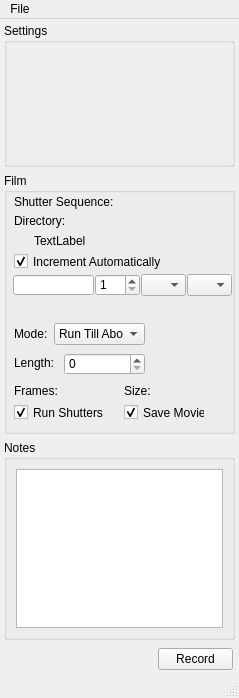
Old version of the form hal4000/qtdesigner/hal4000-detached.ui in the repository ZhuangLab/storm-control.
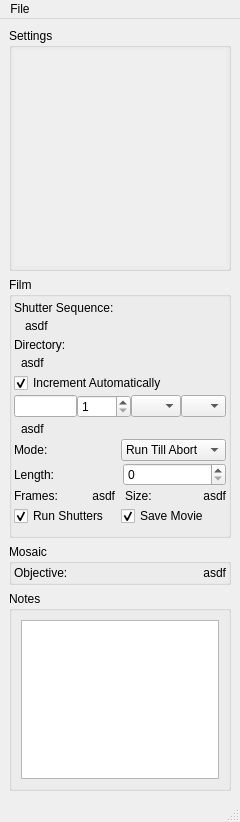
New version of the form. Icons and pictures are not drawn.

What changed in the file:
```diff
--- a/hal4000/qtdesigner/hal4000-detached.ui
+++ b/hal4000/qtdesigner/hal4000-detached.ui
@@ -6,8 +6,8 @@
    <rect>
     <x>0</x>
     <y>0</y>
-    <width>239</width>
-    <height>698</height>
+    <width>240</width>
+    <height>822</height>
    </rect>
   </property>
   <property name="sizePolicy">
@@ -18,13 +18,13 @@
   </property>
   <property name="minimumSize">
    <size>
-    <width>239</width>
+    <width>240</width>
     <height>0</height>
    </size>
   </property>
   <property name="maximumSize">
    <size>
-    <width>239</width>
+    <width>240</width>
     <height>10000</height>
    </size>
   </property>
@@ -60,37 +60,7 @@
    <property name="acceptDrops">
     <bool>true</bool>
    </property>
-   <layout class="QGridLayout" name="gridLayout_2">
-    <property name="margin">
-     <number>2</number>
-    </property>
-    <item row="0" column="0">
-     <widget class="QWidget" name="mainWidget" native="true">
-      <property name="sizePolicy">
-       <sizepolicy hsizetype="Preferred" vsizetype="Preferred">
-        <horstretch>0</horstretch>
-        <verstretch>0</verstretch>
-       </sizepolicy>
-      </property>
-      <property name="minimumSize">
-       <size>
-        <width>0</width>
-        <height>0</height>
-       </size>
-      </property>
-      <property name="maximumSize">
-       <size>
-        <width>1000</width>
-        <height>10000</height>
-       </size>
-      </property>
-      <layout class="QVBoxLayout" name="verticalLayout">
-       <property name="spacing">
-        <number>6</number>
-       </property>
-       <property name="margin">
-        <number>2</number>
-       </property>
+   <layout class="QVBoxLayout" name="verticalLayout_3">
        <item>
         <widget class="QGroupBox" name="settingsGroupBox">
          <property name="minimumSize">
@@ -128,8 +98,8 @@
               <rect>
                <x>0</x>
                <y>0</y>
-               <width>225</width>
-               <height>124</height>
+            <width>210</width>
+            <height>170</height>
               </rect>
              </property>
             </widget>
@@ -141,103 +111,208 @@
        <item>
         <widget class="QGroupBox" name="filmGroupBox">
          <property name="sizePolicy">
-          <sizepolicy hsizetype="Fixed" vsizetype="Fixed">
+       <sizepolicy hsizetype="Preferred" vsizetype="Preferred">
            <horstretch>0</horstretch>
            <verstretch>0</verstretch>
           </sizepolicy>
          </property>
          <property name="minimumSize">
           <size>
-           <width>231</width>
+        <width>150</width>
            <height>261</height>
           </size>
          </property>
          <property name="title">
           <string>Film</string>
          </property>
+      <layout class="QVBoxLayout" name="verticalLayout_2">
+       <property name="spacing">
+        <number>2</number>
+       </property>
+       <property name="leftMargin">
+        <number>2</number>
+       </property>
+       <property name="topMargin">
+        <number>2</number>
+       </property>
+       <property name="rightMargin">
+        <number>2</number>
+       </property>
+       <item>
+        <widget class="QLabel" name="shuttersLabels">
+         <property name="text">
+          <string>Shutter Sequence:</string>
+         </property>
+        </widget>
+       </item>
+       <item>
+        <layout class="QHBoxLayout" name="horizontalLayout_9">
+         <property name="spacing">
+          <number>6</number>
+         </property>
+         <item>
+          <widget class="QWidget" name="widget" native="true">
+           <property name="maximumSize">
+            <size>
+             <width>5</width>
+             <height>16777215</height>
+            </size>
+           </property>
+          </widget>
+         </item>
+         <item>
+          <widget class="QLabel" name="shuttersText">
+           <property name="layoutDirection">
+            <enum>Qt::LeftToRight</enum>
+           </property>
+           <property name="text">
+            <string>asdf</string>
+           </property>
+          </widget>
+         </item>
+        </layout>
+       </item>
+       <item>
+        <widget class="QLabel" name="directoryLabel">
+         <property name="text">
+          <string>Directory:</string>
+         </property>
+        </widget>
+       </item>
+       <item>
+        <layout class="QHBoxLayout" name="horizontalLayout_10">
+         <item>
+          <widget class="QWidget" name="widget_2" native="true">
+           <property name="maximumSize">
+            <size>
+             <width>5</width>
+             <height>16777215</height>
+            </size>
+           </property>
+          </widget>
+         </item>
+         <item>
          <widget class="QLabel" name="directoryText">
-          <property name="geometry">
-           <rect>
-            <x>30</x>
-            <y>60</y>
-            <width>191</width>
-            <height>16</height>
-           </rect>
-          </property>
           <property name="layoutDirection">
            <enum>Qt::LeftToRight</enum>
           </property>
           <property name="text">
-           <string>TextLabel</string>
+            <string>asdf</string>
           </property>
           <property name="alignment">
            <set>Qt::AlignLeading|Qt::AlignLeft|Qt::AlignVCenter</set>
           </property>
          </widget>
+         </item>
+        </layout>
+       </item>
+       <item>
+        <widget class="QCheckBox" name="autoIncCheckBox">
+         <property name="sizePolicy">
+          <sizepolicy hsizetype="Preferred" vsizetype="Preferred">
+           <horstretch>0</horstretch>
+           <verstretch>0</verstretch>
+          </sizepolicy>
+         </property>
+         <property name="text">
+          <string>Increment Automatically</string>
+         </property>
+         <property name="checked">
+          <bool>true</bool>
+         </property>
+        </widget>
+       </item>
+       <item>
+        <layout class="QHBoxLayout" name="horizontalLayout">
+         <property name="spacing">
+          <number>0</number>
+         </property>
+         <item>
          <widget class="QLineEdit" name="filenameEdit">
-          <property name="geometry">
-           <rect>
-            <x>9</x>
-            <y>102</y>
-            <width>81</width>
-            <height>20</height>
-           </rect>
+           <property name="sizePolicy">
+            <sizepolicy hsizetype="MinimumExpanding" vsizetype="Fixed">
+             <horstretch>0</horstretch>
+             <verstretch>0</verstretch>
+            </sizepolicy>
           </property>
           <property name="focusPolicy">
            <enum>Qt::StrongFocus</enum>
           </property>
          </widget>
-         <widget class="QLabel" name="framesLabel">
-          <property name="geometry">
-           <rect>
-            <x>10</x>
-            <y>210</y>
-            <width>51</width>
-            <height>16</height>
-           </rect>
-          </property>
-          <property name="text">
-           <string>Frames:</string>
-          </property>
-         </widget>
-         <widget class="QCheckBox" name="saveMovieCheckBox">
-          <property name="geometry">
-           <rect>
-            <x>120</x>
-            <y>230</y>
-            <width>81</width>
-            <height>19</height>
-           </rect>
-          </property>
-          <property name="text">
-           <string>Save Movie</string>
-          </property>
-          <property name="checked">
-           <bool>true</bool>
-          </property>
-         </widget>
-         <widget class="QLabel" name="sizeLabel">
-          <property name="geometry">
-           <rect>
-            <x>120</x>
-            <y>210</y>
-            <width>31</width>
-            <height>16</height>
-           </rect>
-          </property>
+         </item>
+         <item>
+          <widget class="QSpinBox" name="indexSpinBox">
+           <property name="maximumSize">
+            <size>
+             <width>55</width>
+             <height>16777215</height>
+            </size>
+           </property>
+           <property name="minimum">
+            <number>1</number>
+           </property>
+           <property name="maximum">
+            <number>9999</number>
+           </property>
+          </widget>
+         </item>
+         <item>
+          <widget class="QComboBox" name="extensionComboBox">
+           <property name="maximumSize">
+            <size>
+             <width>50</width>
+             <height>16777215</height>
+            </size>
+           </property>
+          </widget>
+         </item>
+         <item>
+          <widget class="QComboBox" name="filetypeComboBox">
+           <property name="maximumSize">
+            <size>
+             <width>45</width>
+             <height>16777215</height>
+            </size>
+           </property>
+          </widget>
+         </item>
+        </layout>
+       </item>
+       <item>
+        <layout class="QHBoxLayout" name="horizontalLayout_11">
+         <item>
+          <widget class="QWidget" name="widget_3" native="true">
+           <property name="maximumSize">
+            <size>
+             <width>5</width>
+             <height>16777215</height>
+            </size>
+           </property>
+          </widget>
+         </item>
+         <item>
+          <widget class="QLabel" name="filenameLabel">
+           <property name="text">
+            <string>asdf</string>
+           </property>
+           <property name="alignment">
+            <set>Qt::AlignLeading|Qt::AlignLeft|Qt::AlignVCenter</set>
+           </property>
+          </widget>
+         </item>
+        </layout>
+       </item>
+       <item>
+        <layout class="QHBoxLayout" name="horizontalLayout_4">
+         <item>
+          <widget class="QLabel" name="modeLabel">
           <property name="text">
-           <string>Size:</string>
-          </property>
-         </widget>
+            <string>Mode:</string>
+           </property>
+          </widget>
+         </item>
+         <item>
          <widget class="QComboBox" name="modeComboBox">
-          <property name="geometry">
-           <rect>
-            <x>50</x>
-            <y>150</y>
-            <width>91</width>
-            <height>22</height>
-           </rect>
-          </property>
           <property name="focusPolicy">
            <enum>Qt::WheelFocus</enum>
           </property>
@@ -252,86 +327,75 @@
            </property>
           </item>
          </widget>
+         </item>
+        </layout>
+       </item>
+       <item>
+        <layout class="QHBoxLayout" name="horizontalLayout_5">
+         <property name="spacing">
+          <number>6</number>
+         </property>
+         <item>
          <widget class="QLabel" name="lengthLabel">
-          <property name="geometry">
-           <rect>
-            <x>10</x>
-            <y>183</y>
-            <width>46</width>
-            <height>14</height>
-           </rect>
-          </property>
           <property name="text">
            <string>Length:</string>
           </property>
          </widget>
-         <widget class="QLabel" name="modeLabel">
-          <property name="geometry">
-           <rect>
-            <x>10</x>
-            <y>154</y>
-            <width>46</width>
-            <height>14</height>
-           </rect>
-          </property>
-          <property name="text">
-           <string>Mode:</string>
-          </property>
-         </widget>
-         <widget class="QLabel" name="directoryLabel">
-          <property name="geometry">
-           <rect>
-            <x>10</x>
-            <y>40</y>
-            <width>211</width>
-            <height>16</height>
-           </rect>
-          </property>
+         </item>
+         <item>
+          <widget class="QSpinBox" name="lengthSpinBox">
+           <property name="maximum">
+            <number>1000000</number>
+           </property>
+          </widget>
+         </item>
+        </layout>
+       </item>
+       <item>
+        <layout class="QHBoxLayout" name="horizontalLayout_6">
+         <property name="spacing">
+          <number>10</number>
+         </property>
+         <item>
+          <widget class="QLabel" name="framesLabel">
           <property name="text">
-           <string>Directory:</string>
-          </property>
-         </widget>
+            <string>Frames:</string>
+           </property>
+          </widget>
+         </item>
+         <item>
          <widget class="QLabel" name="framesText">
-          <property name="geometry">
-           <rect>
-            <x>47</x>
-            <y>210</y>
-            <width>61</width>
-            <height>20</height>
-           </rect>
-          </property>
           <property name="text">
-           <string/>
+            <string>asdf</string>
           </property>
           <property name="alignment">
            <set>Qt::AlignRight|Qt::AlignTrailing|Qt::AlignVCenter</set>
           </property>
          </widget>
+         </item>
+         <item>
+          <widget class="QLabel" name="sizeLabel">
+           <property name="text">
+            <string>Size:</string>
+           </property>
+          </widget>
+         </item>
+         <item>
          <widget class="QLabel" name="sizeText">
-          <property name="geometry">
-           <rect>
-            <x>147</x>
-            <y>210</y>
-            <width>71</width>
-            <height>20</height>
-           </rect>
-          </property>
           <property name="text">
-           <string/>
+            <string>asdf</string>
           </property>
           <property name="alignment">
            <set>Qt::AlignRight|Qt::AlignTrailing|Qt::AlignVCenter</set>
           </property>
          </widget>
+         </item>
+        </layout>
+       </item>
+       <item>
+        <layout class="QHBoxLayout" name="horizontalLayout_7">
+         <item>
          <widget class="QCheckBox" name="autoShuttersCheckBox">
-          <property name="geometry">
-           <rect>
-            <x>10</x>
-            <y>230</y>
-            <width>101</width>
-            <height>19</height>
-           </rect>
-          </property>
           <property name="text">
            <string>Run Shutters</string>
           </property>
@@ -339,116 +403,56 @@
            <bool>true</bool>
           </property>
          </widget>
-         <widget class="QLabel" name="shuttersLabels">
-          <property name="geometry">
-           <rect>
-            <x>10</x>
-            <y>21</y>
-            <width>101</width>
-            <height>16</height>
-           </rect>
-          </property>
+         </item>
+         <item>
+          <widget class="QCheckBox" name="saveMovieCheckBox">
           <property name="text">
-           <string>Shutter Sequence:</string>
-          </property>
-         </widget>
-         <widget class="QLabel" name="shuttersText">
-          <property name="geometry">
-           <rect>
-            <x>110</x>
-            <y>20</y>
-            <width>111</width>
-            <height>20</height>
-           </rect>
-          </property>
-          <property name="layoutDirection">
-           <enum>Qt::LeftToRight</enum>
-          </property>
-          <property name="text">
-           <string/>
-          </property>
-          <property name="alignment">
-           <set>Qt::AlignLeading|Qt::AlignLeft|Qt::AlignVCenter</set>
-          </property>
-         </widget>
-         <widget class="QLabel" name="filenameLabel">
-          <property name="geometry">
-           <rect>
-            <x>20</x>
-            <y>127</y>
-            <width>201</width>
-            <height>20</height>
-           </rect>
-          </property>
-          <property name="text">
-           <string/>
-          </property>
-         </widget>
-         <widget class="QSpinBox" name="indexSpinBox">
-          <property name="geometry">
-           <rect>
-            <x>91</x>
-            <y>101</y>
-            <width>45</width>
-            <height>22</height>
-           </rect>
-          </property>
-          <property name="minimum">
-           <number>1</number>
-          </property>
-          <property name="maximum">
-           <number>9999</number>
-          </property>
-         </widget>
-         <widget class="QComboBox" name="extensionComboBox">
-          <property name="geometry">
-           <rect>
-            <x>137</x>
-            <y>101</y>
-            <width>45</width>
-            <height>22</height>
-           </rect>
-          </property>
-         </widget>
-         <widget class="QCheckBox" name="autoIncCheckBox">
-          <property name="geometry">
-           <rect>
-            <x>10</x>
-            <y>79</y>
-            <width>201</width>
-            <height>19</height>
-           </rect>
-          </property>
-          <property name="text">
-           <string>Increment Automatically</string>
+            <string>Save Movie</string>
           </property>
           <property name="checked">
            <bool>true</bool>
           </property>
          </widget>
-         <widget class="QSpinBox" name="lengthSpinBox">
-          <property name="geometry">
-           <rect>
-            <x>60</x>
-            <y>180</y>
-            <width>81</width>
-            <height>22</height>
-           </rect>
-          </property>
-          <property name="maximum">
-           <number>1000000</number>
-          </property>
-         </widget>
-         <widget class="QComboBox" name="filetypeComboBox">
-          <property name="geometry">
-           <rect>
-            <x>183</x>
-            <y>101</y>
-            <width>45</width>
-            <height>22</height>
-           </rect>
-          </property>
-         </widget>
+         </item>
+        </layout>
+       </item>
+      </layout>
+     </widget>
+    </item>
+    <item>
+     <widget class="QGroupBox" name="mosaicGroupBox">
+      <property name="title">
+       <string>Mosaic</string>
+      </property>
+      <layout class="QVBoxLayout" name="verticalLayout">
+       <property name="spacing">
+        <number>2</number>
+       </property>
+       <property name="margin">
+        <number>2</number>
+       </property>
+       <item>
+        <layout class="QHBoxLayout" name="horizontalLayout_8">
+         <item>
+          <widget class="QLabel" name="objectiveLabel">
+           <property name="text">
+            <string>Objective:</string>
+           </property>
+          </widget>
+         </item>
+         <item>
+          <widget class="QLabel" name="objectiveText">
+           <property name="text">
+            <string>asdf</string>
+           </property>
+           <property name="alignment">
+            <set>Qt::AlignRight|Qt::AlignTrailing|Qt::AlignVCenter</set>
+           </property>
+          </widget>
+         </item>
+        </layout>
+       </item>
+      </layout>
         </widget>
        </item>
        <item>
@@ -500,53 +504,6 @@
          </layout>
         </widget>
        </item>
-       <item>
-        <widget class="QWidget" name="widget" native="true">
-         <layout class="QHBoxLayout" name="horizontalLayout_2">
-          <property name="spacing">
-           <number>6</number>
-          </property>
-          <property name="margin">
-           <number>2</number>
-          </property>
-          <item>
-           <spacer name="horizontalSpacer_2">
-            <property name="orientation">
-             <enum>Qt::Horizontal</enum>
-            </property>
-            <property name="sizeHint" stdset="0">
-             <size>
-              <width>139</width>
-              <height>20</height>
-             </size>
-            </property>
-           </spacer>
-          </item>
-          <item>
-           <widget class="QPushButton" name="recordButton">
-            <property name="sizePolicy">
-             <sizepolicy hsizetype="Fixed" vsizetype="Fixed">
-              <horstretch>0</horstretch>
-              <verstretch>0</verstretch>
-             </sizepolicy>
-            </property>
-            <property name="maximumSize">
-             <size>
-              <width>75</width>
-              <height>23</height>
-             </size>
-            </property>
-            <property name="text">
-             <string>Record</string>
-            </property>
-           </widget>
-          </item>
-         </layout>
-        </widget>
-       </item>
-      </layout>
-     </widget>
-    </item>
    </layout>
   </widget>
   <widget class="QMenuBar" name="menubar">
@@ -554,8 +511,8 @@
     <rect>
      <x>0</x>
      <y>0</y>
-     <width>239</width>
-     <height>21</height>
+     <width>240</width>
+     <height>26</height>
     </rect>
    </property>
    <widget class="QMenu" name="menuFile">
```
Lines whose indentation alone changed are shown as unchanged.
